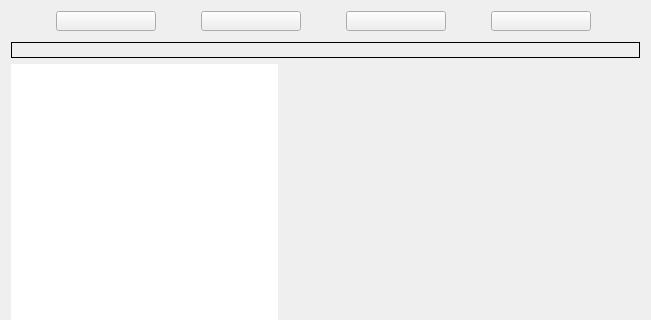
Above: dialogs/multivideoregistration.ui from RaphCucul/Image-registration-GUI before the change; both pictures show x 0 to 651 and y 0 to 320 of the 651 by 506 pixel window. Below: the same form after it.
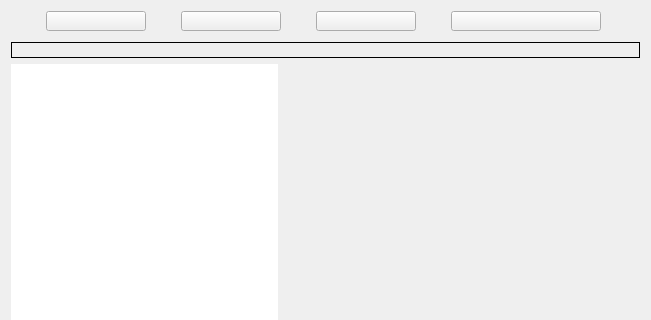
That is the form after the change.

```diff
--- a/dialogs/multivideoregistration.ui
+++ b/dialogs/multivideoregistration.ui
@@ -86,7 +86,7 @@
       <widget class="QPushButton" name="saveResultsPB">
        <property name="maximumSize">
         <size>
-         <width>100</width>
+         <width>150</width>
          <height>20</height>
         </size>
        </property>
```
